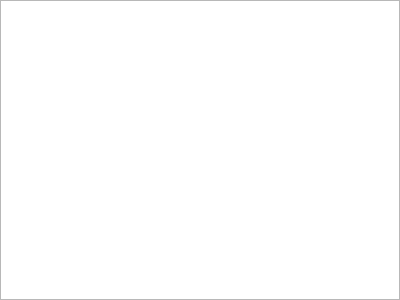
caozhongxiao/espreso, file src/gui/mesh/regionpickerwidget.ui: the form before one commit.
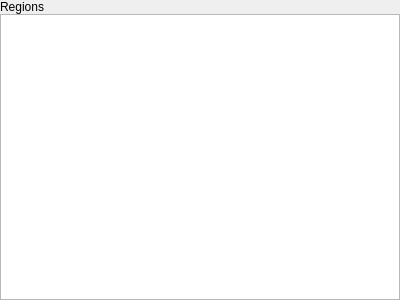
The form after the commit.

Commit message: FIX: [GUI] DataSets, meshwidget and regionpicker redrawing

What changed in the file:
```diff
--- a/src/gui/mesh/regionpickerwidget.ui
+++ b/src/gui/mesh/regionpickerwidget.ui
@@ -29,6 +29,13 @@
    <property name="bottomMargin">
     <number>0</number>
    </property>
+   <item>
+    <widget class="QLabel" name="label">
+     <property name="text">
+      <string>Regions</string>
+     </property>
+    </widget>
+   </item>
    <item>
     <widget class="QTreeView" name="tree">
      <property name="editTriggers">
```
The commit also changes 1 other file.
